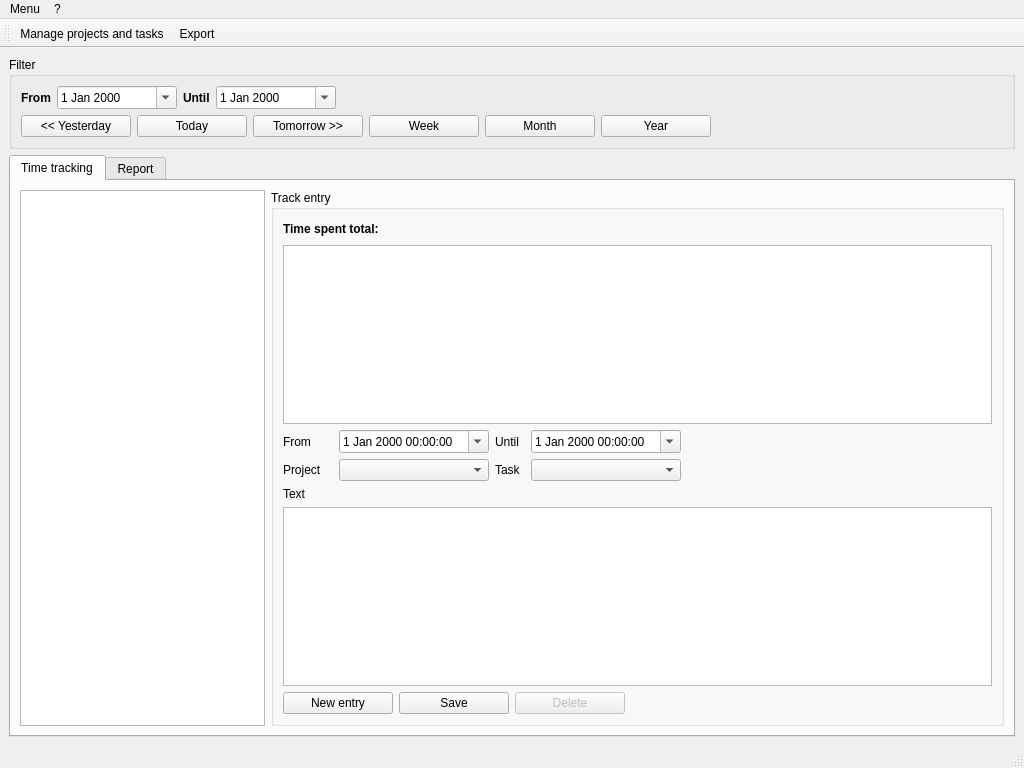
Old version of the form timetracker/mainwindow.ui in the repository tsymalla/timetracker.
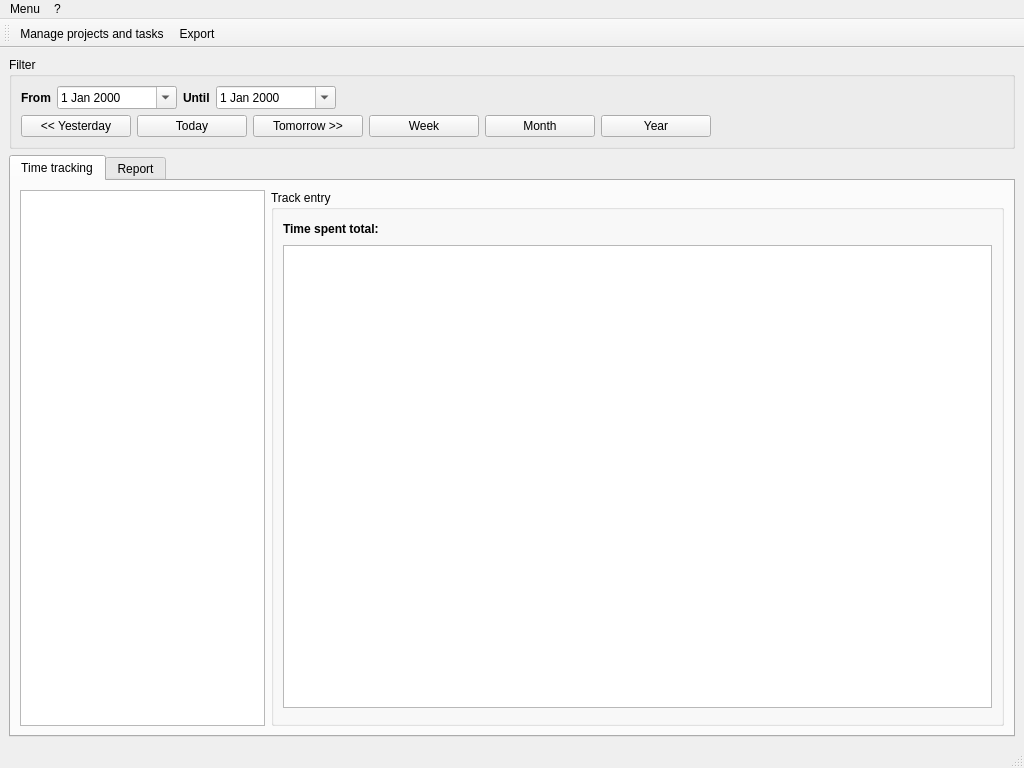
New version of the form. Icons and pictures are not drawn. Custom widgets are drawn as their Qt base class.

```diff
--- a/timetracker/mainwindow.ui
+++ b/timetracker/mainwindow.ui
@@ -398,271 +398,7 @@
             </widget>
            </item>
            <item>
-            <layout class="QHBoxLayout" name="horizontalLayout_7">
-             <item>
-              <widget class="QLabel" name="label">
-               <property name="minimumSize">
-                <size>
-                 <width>50</width>
-                 <height>0</height>
-                </size>
-               </property>
-               <property name="maximumSize">
-                <size>
-                 <width>50</width>
-                 <height>16777215</height>
-                </size>
-               </property>
-               <property name="text">
-                <string>From</string>
-               </property>
-              </widget>
-             </item>
-             <item>
-              <widget class="QDateTimeEdit" name="dtFrom">
-               <property name="minimumSize">
-                <size>
-                 <width>150</width>
-                 <height>0</height>
-                </size>
-               </property>
-               <property name="maximumSize">
-                <size>
-                 <width>150</width>
-                 <height>16777215</height>
-                </size>
-               </property>
-               <property name="calendarPopup">
-                <bool>true</bool>
-               </property>
-              </widget>
-             </item>
-             <item>
-              <widget class="QLabel" name="label_2">
-               <property name="minimumSize">
-                <size>
-                 <width>30</width>
-                 <height>0</height>
-                </size>
-               </property>
-               <property name="maximumSize">
-                <size>
-                 <width>30</width>
-                 <height>16777215</height>
-                </size>
-               </property>
-               <property name="text">
-                <string>Until</string>
-               </property>
-              </widget>
-             </item>
-             <item>
-              <widget class="QDateTimeEdit" name="dtUntil">
-               <property name="minimumSize">
-                <size>
-                 <width>150</width>
-                 <height>0</height>
-                </size>
-               </property>
-               <property name="maximumSize">
-                <size>
-                 <width>150</width>
-                 <height>16777215</height>
-                </size>
-               </property>
-               <property name="calendarPopup">
-                <bool>true</bool>
-               </property>
-              </widget>
-             </item>
-             <item>
-              <spacer name="horizontalSpacer_4">
-               <property name="orientation">
-                <enum>Qt::Horizontal</enum>
-               </property>
-               <property name="sizeHint" stdset="0">
-                <size>
-                 <width>40</width>
-                 <height>20</height>
-                </size>
-               </property>
-              </spacer>
-             </item>
-            </layout>
-           </item>
-           <item>
-            <layout class="QHBoxLayout" name="horizontalLayout_8">
-             <item>
-              <widget class="QLabel" name="label_3">
-               <property name="minimumSize">
-                <size>
-                 <width>50</width>
-                 <height>0</height>
-                </size>
-               </property>
-               <property name="maximumSize">
-                <size>
-                 <width>50</width>
-                 <height>16777215</height>
-                </size>
-               </property>
-               <property name="text">
-                <string>Project</string>
-               </property>
-              </widget>
-             </item>
-             <item>
-              <widget class="QComboBox" name="cboProject">
-               <property name="minimumSize">
-                <size>
-                 <width>150</width>
-                 <height>0</height>
-                </size>
-               </property>
-               <property name="maximumSize">
-                <size>
-                 <width>150</width>
-                 <height>16777215</height>
-                </size>
-               </property>
-              </widget>
-             </item>
-             <item>
-              <widget class="QLabel" name="label_4">
-               <property name="minimumSize">
-                <size>
-                 <width>30</width>
-                 <height>0</height>
-                </size>
-               </property>
-               <property name="maximumSize">
-                <size>
-                 <width>30</width>
-                 <height>16777215</height>
-                </size>
-               </property>
-               <property name="text">
-                <string>Task</string>
-               </property>
-              </widget>
-             </item>
-             <item>
-              <widget class="QComboBox" name="cboTask">
-               <property name="minimumSize">
-                <size>
-                 <width>150</width>
-                 <height>0</height>
-                </size>
-               </property>
-               <property name="maximumSize">
-                <size>
-                 <width>150</width>
-                 <height>16777215</height>
-                </size>
-               </property>
-              </widget>
-             </item>
-             <item>
-              <spacer name="horizontalSpacer_5">
-               <property name="orientation">
-                <enum>Qt::Horizontal</enum>
-               </property>
-               <property name="sizeHint" stdset="0">
-                <size>
-                 <width>40</width>
-                 <height>20</height>
-                </size>
-               </property>
-              </spacer>
-             </item>
-            </layout>
-           </item>
-           <item>
-            <widget class="QLabel" name="label_5">
-             <property name="text">
-              <string>Text</string>
-             </property>
-            </widget>
-           </item>
-           <item>
-            <widget class="QTextEdit" name="txtContent"/>
-           </item>
-           <item>
-            <layout class="QHBoxLayout" name="horizontalLayout_9">
-             <item>
-              <widget class="QPushButton" name="btnNew">
-               <property name="minimumSize">
-                <size>
-                 <width>110</width>
-                 <height>0</height>
-                </size>
-               </property>
-               <property name="maximumSize">
-                <size>
-                 <width>110</width>
-                 <height>16777215</height>
-                </size>
-               </property>
-               <property name="text">
-                <string>New entry</string>
-               </property>
-              </widget>
-             </item>
-             <item>
-              <widget class="QPushButton" name="btnSave">
-               <property name="minimumSize">
-                <size>
-                 <width>110</width>
-                 <height>0</height>
-                </size>
-               </property>
-               <property name="maximumSize">
-                <size>
-                 <width>110</width>
-                 <height>16777215</height>
-                </size>
-               </property>
-               <property name="text">
-                <string>Save</string>
-               </property>
-              </widget>
-             </item>
-             <item>
-              <widget class="QPushButton" name="btnDelete">
-               <property name="enabled">
-                <bool>false</bool>
-               </property>
-               <property name="minimumSize">
-                <size>
-                 <width>110</width>
-                 <height>0</height>
-                </size>
-               </property>
-               <property name="maximumSize">
-                <size>
-                 <width>110</width>
-                 <height>16777215</height>
-                </size>
-               </property>
-               <property name="text">
-                <string>Delete</string>
-               </property>
-              </widget>
-             </item>
-             <item>
-              <spacer name="horizontalSpacer_6">
-               <property name="orientation">
-                <enum>Qt::Horizontal</enum>
-               </property>
-               <property name="sizeHint" stdset="0">
-                <size>
-                 <width>40</width>
-                 <height>20</height>
-                </size>
-               </property>
-              </spacer>
-             </item>
-            </layout>
+            <widget class="EntryEditor" name="entryEditor" native="true"/>
            </item>
           </layout>
          </widget>
@@ -779,6 +515,12 @@
    <extends>QGraphicsView</extends>
    <header>QtCharts</header>
   </customwidget>
+  <customwidget>
+   <class>EntryEditor</class>
+   <extends>QWidget</extends>
+   <header location="global">entryeditor.h</header>
+   <container>1</container>
+  </customwidget>
  </customwidgets>
  <resources>
   <include location="resources.qrc"/>
```
Left out of the diff: 4 changed lines with no effect on the pictures.
